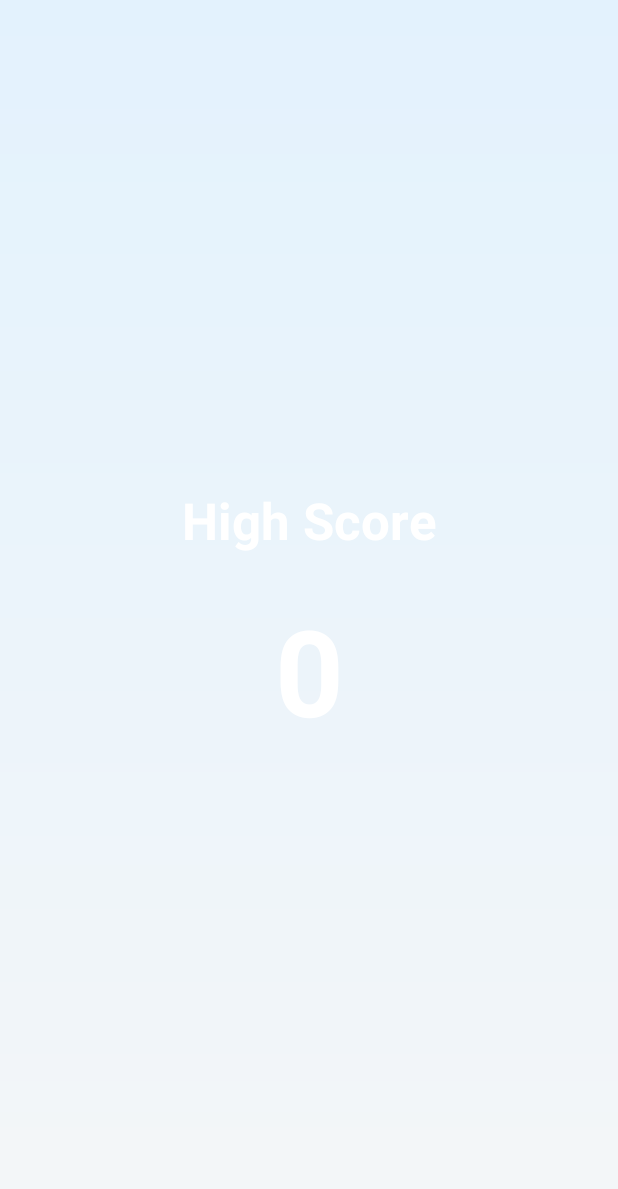
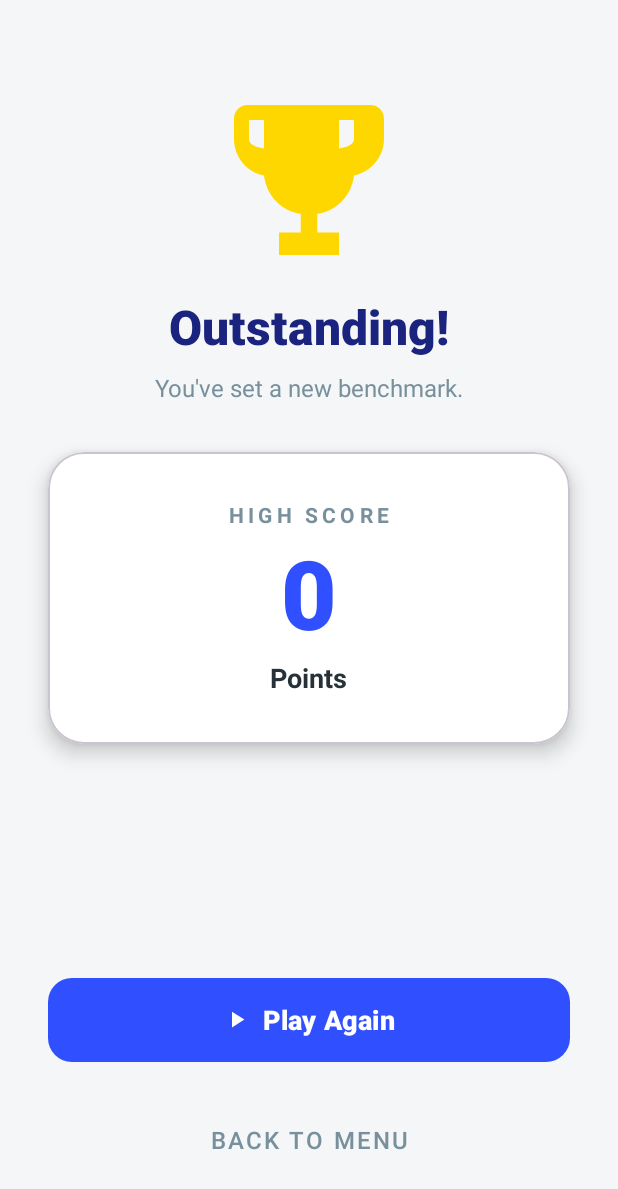
Before and after one commit to JakariaKhan-CSE/quiz-app-native, an Android app: the ScoreActivity screen opened directly, with no data from a screen before it, on a phone screen of 412 x 824 dp. Shown: the top 1189 px of the screen. Run offline under Robolectric (Android 15) with nearby library versions, the phone set to English and light mode, and no system bars; our stand-ins replace data binding.

Commit message:
score UI change.

```diff
--- a/app/src/main/java/com/brain/storms/activity/ScoreActivity.java
+++ b/app/src/main/java/com/brain/storms/activity/ScoreActivity.java
@@ -1,7 +1,9 @@
 package com.brain.storms.activity;
 
+import android.content.Intent;
 import android.os.Bundle;
 import androidx.appcompat.app.AppCompatActivity;
+import com.brain.storms.MainActivity;
 import com.brain.storms.databinding.ActivityScoreBinding;
 import com.brain.storms.util.ScoreManager;
 
@@ -15,9 +17,39 @@ public class ScoreActivity extends AppCompatActivity {
         binding = ActivityScoreBinding.inflate(getLayoutInflater());
         setContentView(binding.getRoot());
 
+        // 1. Retrieve and Display High Score
         ScoreManager scoreManager = new ScoreManager(this);
         int highScore = scoreManager.getHighScore();
 
+        // Retrieve current score if passed from QuizActivity (Optional, but good for UX)
+        int currentScore = getIntent().getIntExtra("CURRENT_SCORE", 0);
+
+        // Logic: If the current score is the new high score, you might want to show a special message
+        if (currentScore >= highScore && currentScore > 0) {
+            binding.tvTitle.setText("New Record!");
+            binding.tvSubTitle.setText("You beat your personal best.");
+        }
+
+        // Bind data to UI
         binding.tvHighScore.setText(String.valueOf(highScore));
+
+        // 2. Setup "Play Again" Button Logic
+        binding.btnPlayAgain.setOnClickListener(v -> {
+            // Go back to Game Setup (QuizOptionsActivity)
+            Intent intent = new Intent(ScoreActivity.this, QuizOptionsActivity.class);
+            // Clear the back stack so the user cannot press "Back" to return to the Score screen
+            intent.setFlags(Intent.FLAG_ACTIVITY_CLEAR_TOP | Intent.FLAG_ACTIVITY_NEW_TASK);
+            startActivity(intent);
+            finish(); // Close current activity
+        });
+
+        // 3. Setup "Back to Menu" Button Logic
+        binding.btnHome.setOnClickListener(v -> {
+            // Go back to Main Menu (MainActivity)
+            Intent intent = new Intent(ScoreActivity.this, MainActivity.class);
+            intent.setFlags(Intent.FLAG_ACTIVITY_CLEAR_TOP | Intent.FLAG_ACTIVITY_NEW_TASK);
+            startActivity(intent);
+            finish();
+        });
     }
 }
--- /dev/null
+++ b/app/src/main/res/drawable/ic_trophy.xml
@@ -0,0 +1,11 @@
+<?xml version="1.0" encoding="utf-8"?>
+<vector xmlns:android="http://schemas.android.com/apk/res/android"
+    android:width="24dp"
+    android:height="24dp"
+    android:viewportWidth="24"
+    android:viewportHeight="24"
+    android:tint="#FFD700">
+    <path
+        android:fillColor="@android:color/white"
+        android:pathData="M20.2,2H3.8C2.8,2 2,2.8 2,3.8v2.7c0,2.4 1.7,4.5 4,4.9c0.3,2.6 2.3,4.8 4.9,5.1V19H8v3h8v-3h-2.9v-2.5c2.6,-0.3 4.6,-2.5 4.9,-5.1c2.3,-0.5 4,-2.5 4,-4.9V3.8C22,2.8 21.2,2 20.2,2zM4,6.5V4h2v3.8C4.6,7.6 4,7.1 4,6.5zM18,6.5c0,0.6 -0.6,1.1 -2,1.3V4h2V6.5z"/>
+</vector>
--- a/app/src/main/res/layout/activity_score.xml
+++ b/app/src/main/res/layout/activity_score.xml
@@ -2,40 +2,137 @@
 <layout xmlns:android="http://schemas.android.com/apk/res/android"
     xmlns:app="http://schemas.android.com/apk/res-auto"
     xmlns:tools="http://schemas.android.com/tools">
+
     <androidx.constraintlayout.widget.ConstraintLayout
         android:layout_width="match_parent"
         android:layout_height="match_parent"
-    android:background="@drawable/bg_main_gradient"
-    android:padding="24dp"
+        android:background="@color/bg_main_start"
         tools:context=".activity.ScoreActivity">
+
+        <!-- 1. VICTORY HEADER -->
+        <ImageView
+            android:id="@+id/imgTrophy"
+            android:layout_width="120dp"
+            android:layout_height="120dp"
+            android:layout_marginTop="60dp"
+            android:src="@drawable/ic_trophy"
+            app:tint="#FFD700"
+            app:layout_constraintEnd_toEndOf="parent"
+            app:layout_constraintStart_toStartOf="parent"
+            app:layout_constraintTop_toTopOf="parent" />
+
+        <TextView
+            android:id="@+id/tvTitle"
+            android:layout_width="wrap_content"
+            android:layout_height="wrap_content"
+            android:layout_marginTop="16dp"
+            android:fontFamily="sans-serif-black"
+            android:text="Outstanding!"
+            android:textColor="@color/color_primary_dark"
+            android:textSize="32sp"
+            app:layout_constraintEnd_toEndOf="parent"
+            app:layout_constraintStart_toStartOf="parent"
+            app:layout_constraintTop_toBottomOf="@+id/imgTrophy" />
+
+        <TextView
+            android:id="@+id/tvSubTitle"
+            android:layout_width="wrap_content"
+            android:layout_height="wrap_content"
+            android:layout_marginTop="8dp"
+            android:text="You've set a new benchmark."
+            android:textColor="@color/text_light"
+            android:textSize="16sp"
+            app:layout_constraintEnd_toEndOf="parent"
+            app:layout_constraintStart_toStartOf="parent"
+            app:layout_constraintTop_toBottomOf="@+id/tvTitle" />
+
+        <!-- 2. SCORE CARD -->
+        <com.google.android.material.card.MaterialCardView
+            android:id="@+id/cardScore"
+            android:layout_width="match_parent"
+            android:layout_height="wrap_content"
+            android:layout_marginStart="32dp"
+            android:layout_marginTop="32dp"
+            android:layout_marginEnd="32dp"
+            app:cardCornerRadius="24dp"
+            app:cardElevation="8dp"
+            app:cardBackgroundColor="@color/white"
+            app:layout_constraintTop_toBottomOf="@+id/tvSubTitle">
+
+            <LinearLayout
+                android:layout_width="match_parent"
+                android:layout_height="wrap_content"
+                android:orientation="vertical"
+                android:padding="32dp"
+                android:gravity="center">
 
                 <TextView
                     android:id="@+id/tvHighScoreLabel"
                     android:layout_width="wrap_content"
                     android:layout_height="wrap_content"
-        android:text="High Score"
-        android:textColor="@color/white"
-        android:textSize="34sp"
-        android:textStyle="bold"
-        app:layout_constraintBottom_toTopOf="@+id/tvHighScore"
-        app:layout_constraintEnd_toEndOf="parent"
-        app:layout_constraintStart_toStartOf="parent"
-        app:layout_constraintTop_toTopOf="parent"
-        app:layout_constraintVertical_chainStyle="packed" />
+                    android:text="HIGH SCORE"
+                    android:letterSpacing="0.2"
+                    android:textColor="@color/text_light"
+                    android:textSize="14sp"
+                    android:textStyle="bold" />
 
                 <TextView
                     android:id="@+id/tvHighScore"
                     android:layout_width="wrap_content"
                     android:layout_height="wrap_content"
-        android:layout_marginTop="24dp"
-        android:textColor="@color/white"
-        android:textSize="80sp"
-        android:textStyle="bold"
+                    android:layout_marginTop="8dp"
+                    android:fontFamily="sans-serif-black"
+                    android:text="120"
+                    android:textColor="@color/color_primary"
+                    android:textSize="64sp"
+                    android:includeFontPadding="false" />
+
+                <TextView
+                    android:layout_width="wrap_content"
+                    android:layout_height="wrap_content"
+                    android:layout_marginTop="4dp"
+                    android:text="Points"
+                    android:textColor="@color/text_dark"
+                    android:textSize="18sp"
+                    android:textStyle="bold" />
+
+            </LinearLayout>
+        </com.google.android.material.card.MaterialCardView>
+
+        <!-- 3. ACTIONS -->
+        <LinearLayout
+            android:layout_width="match_parent"
+            android:layout_height="wrap_content"
+            android:orientation="vertical"
+            android:padding="32dp"
             app:layout_constraintBottom_toBottomOf="parent"
             app:layout_constraintEnd_toEndOf="parent"
-        app:layout_constraintStart_toStartOf="parent"
-        app:layout_constraintTop_toBottomOf="@+id/tvHighScoreLabel"
-        tools:text="12" />
+            app:layout_constraintStart_toStartOf="parent">
+
+            <com.google.android.material.button.MaterialButton
+                android:id="@+id/btnPlayAgain"
+                android:layout_width="match_parent"
+                android:layout_height="64dp"
+                android:layout_marginBottom="16dp"
+                android:text="Play Again"
+                android:textSize="18sp"
+                android:textStyle="bold"
+                app:cornerRadius="16dp"
+                app:backgroundTint="@color/color_primary"
+                app:icon="@drawable/ic_play_arrow"
+                app:iconGravity="textStart" />
+
+            <com.google.android.material.button.MaterialButton
+                android:id="@+id/btnHome"
+                style="@style/Widget.MaterialComponents.Button.TextButton"
+                android:layout_width="match_parent"
+                android:layout_height="64dp"
+                android:text="Back to Menu"
+                android:textColor="@color/text_light"
+                android:textSize="16sp"
+                app:cornerRadius="16dp" />
+
+        </LinearLayout>
 
     </androidx.constraintlayout.widget.ConstraintLayout>
 </layout>
```
Lines whose indentation alone changed are shown as unchanged.
